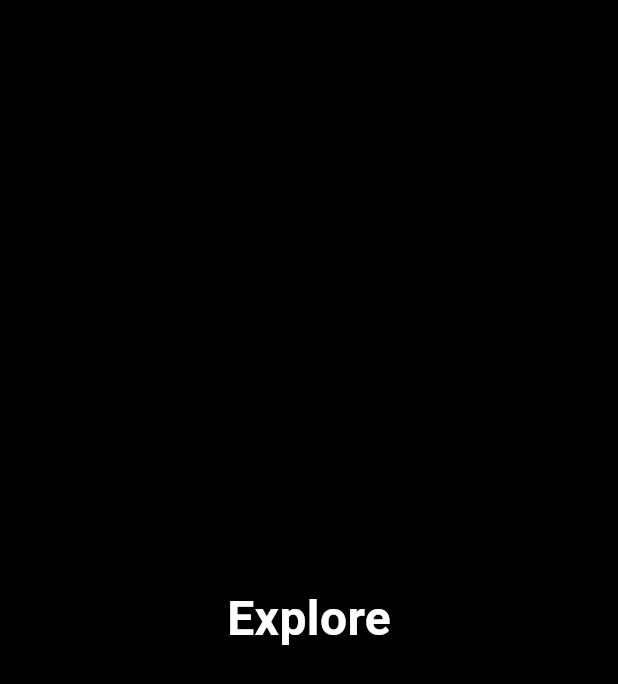
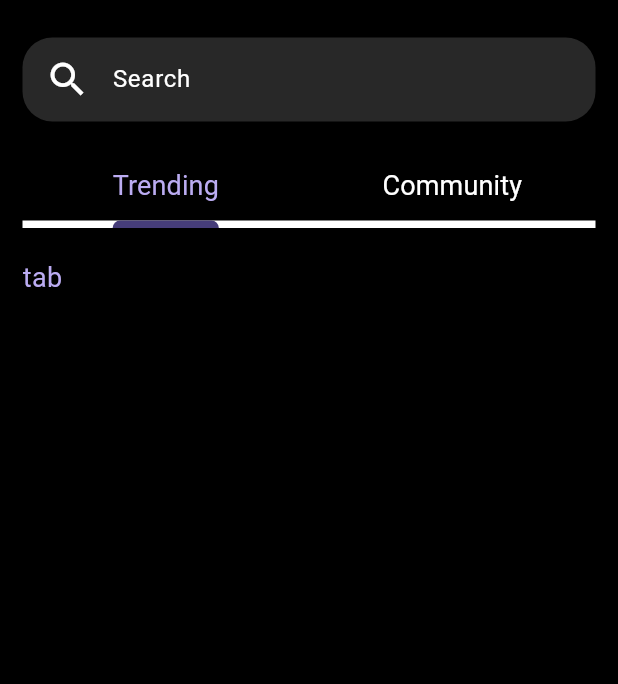
Before and after one commit to CSI-Trainee-2024/Team2_hola_app, a Flutter app: the exploreScreen screen opened directly, on a phone screen of 412 x 824 dp. Shown: the top 684 px of the screen. Run offline on Flutter 3.47's test engine with Material 3 defaults, Android fonts, the phone set to English and light mode, and no system bars; our stand-ins replace font_awesome_flutter, google_fonts, image_picker.

Commit message:
Basic implemented the with the search bar and the tab view

```diff
--- a/lib/Screens/explore.dart
+++ b/lib/Screens/explore.dart
@@ -1,4 +1,6 @@
 import 'package:flutter/material.dart';
+import 'package:hola_app/loginScreens/components/customInput1.dart';
+import 'package:hola_app/themes/colors.dart';
 import 'package:hola_app/themes/customTheme/textTheme.dart';
 
 class exploreScreen extends StatefulWidget {
@@ -9,12 +11,55 @@ class exploreScreen extends StatefulWidget {
 }
 
 class _exploreScreenState extends State<exploreScreen> {
+  final SearchController searchController = SearchController();
+
   @override
   Widget build(BuildContext context) {
-    return SafeArea(child:
-    Scaffold(
-      body: Center(
-        child: Text('Explore',style: textTheme.apptextTheme.headlineLarge,),
+    return SafeArea(
+        child: DefaultTabController(
+      length: 2,
+      child: Scaffold(
+        body: Container(
+          padding: const EdgeInsets.symmetric(horizontal: 15, vertical: 25),
+          child: Column(
+            children: [
+              SearchBar(
+                controller: searchController,
+                hintText: 'Search',
+                leading: const Icon(
+                  Icons.search,
+                  color: colors.whiteColor,
+                  size: 30,
+                ),
+              ),
+              const SizedBox(
+                height: 20,
+              ),
+              TabBar(
+                  indicatorColor: colors.chatDark,
+                  indicatorWeight: 5,
+                  labelStyle: textTheme.apptextTheme.bodyLarge,
+                  dividerHeight: 5,
+                  dividerColor: colors.whiteColor,
+                  labelColor: colors.mainColor,
+                  unselectedLabelColor: colors.whiteColor,
+                  tabs: const [
+                    Tab(
+                      text: 'Trending',
+                    ),
+                    Tab(
+                      text: 'Community',
+                    ),
+                  ]),
+              const SizedBox(
+                height: 20,
+              ),
+              Expanded(
+                child: TabBarView(
+                  children: [Text('tab'), Text('tab')]))
+            ],
+          ),
+        ),
       ),
     ));
   }
--- /dev/null
+++ b/lib/subScreen/explore/community.dart
@@ -0,0 +1,15 @@
+import 'package:flutter/material.dart';
+
+class communityPage extends StatefulWidget {
+  const communityPage({super.key});
+
+  @override
+  State<communityPage> createState() => _communityPageState();
+}
+
+class _communityPageState extends State<communityPage> {
+  @override
+  Widget build(BuildContext context) {
+    return const Placeholder();
+  }
+}
--- /dev/null
+++ b/lib/subScreen/explore/trending.dart
@@ -0,0 +1,15 @@
+import 'package:flutter/material.dart';
+
+class trendingPage extends StatefulWidget {
+  const trendingPage({super.key});
+
+  @override
+  State<trendingPage> createState() => _trendingPageState();
+}
+
+class _trendingPageState extends State<trendingPage> {
+  @override
+  Widget build(BuildContext context) {
+    return const Placeholder();
+  }
+}
--- /dev/null
+++ b/lib/themes/customTheme/searchBar.dart
@@ -0,0 +1,18 @@
+import 'package:flutter/material.dart';
+import 'package:hola_app/themes/colors.dart';
+import 'package:hola_app/themes/customTheme/textTheme.dart';
+
+class searchbar {
+  searchbar._();
+
+  static SearchBarThemeData searchBarThemeData = SearchBarThemeData(
+    backgroundColor: const WidgetStatePropertyAll(colors.greyColor),
+    shape: const WidgetStatePropertyAll(RoundedRectangleBorder(
+      borderRadius: BorderRadius.all(Radius.circular(20)),
+    )),
+    hintStyle: WidgetStatePropertyAll(textTheme.apptextTheme.bodySmall),
+    textStyle: WidgetStatePropertyAll(textTheme.apptextTheme.bodySmall),
+    padding: const WidgetStatePropertyAll(
+        EdgeInsets.symmetric(horizontal: 15, vertical: 5)),
+  );
+}
--- a/lib/themes/theme.dart
+++ b/lib/themes/theme.dart
@@ -3,6 +3,7 @@ import 'package:hola_app/themes/appBar.dart';
 import 'package:hola_app/themes/colors.dart';
 import 'package:hola_app/themes/customTheme/elevatedButton.dart';
 import 'package:hola_app/themes/customTheme/navigation.dart';
+import 'package:hola_app/themes/customTheme/searchBar.dart';
 import 'package:hola_app/themes/customTheme/textField.dart';
 import 'package:hola_app/themes/customTheme/textTheme.dart';
 
@@ -16,5 +17,6 @@ class AppTheme {
       inputDecorationTheme: textField.textFieldTheme,
       elevatedButtonTheme: elevatedButton.elevatedButtonTheme,
       bottomNavigationBarTheme: navigationTheme.navigationThemeData,
+      searchBarTheme: searchbar.searchBarThemeData,
       appBarTheme: appBarTheme.appBarThemeData);
 }
```
Also changed, not shown: assets/images/image.png (renamed from assets/images/backgroundChat.png).
